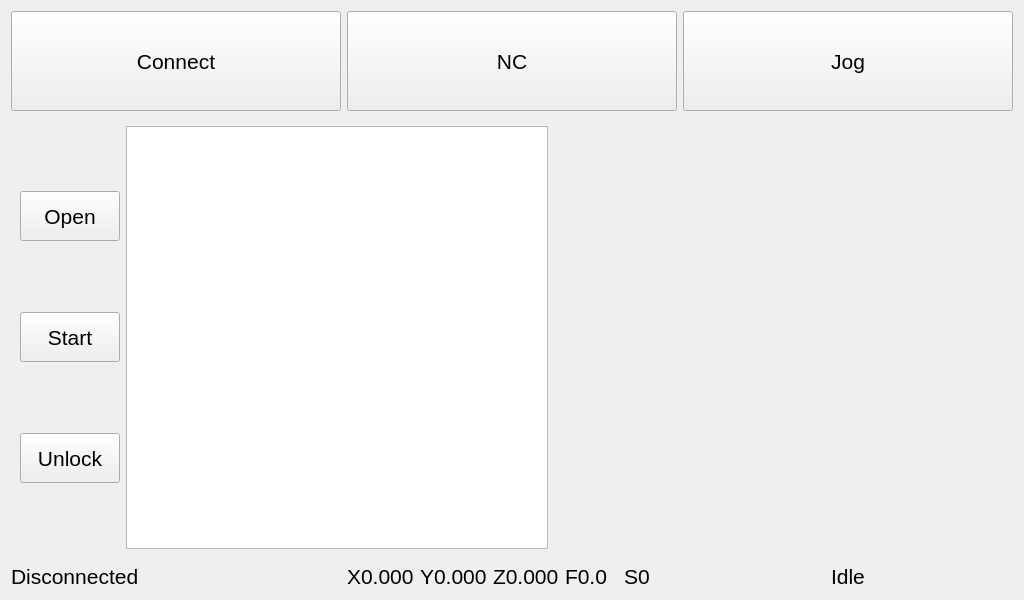
First picture: the form in views/viewMain.ui, repository Begus001/PyCncTouch, before the edit.
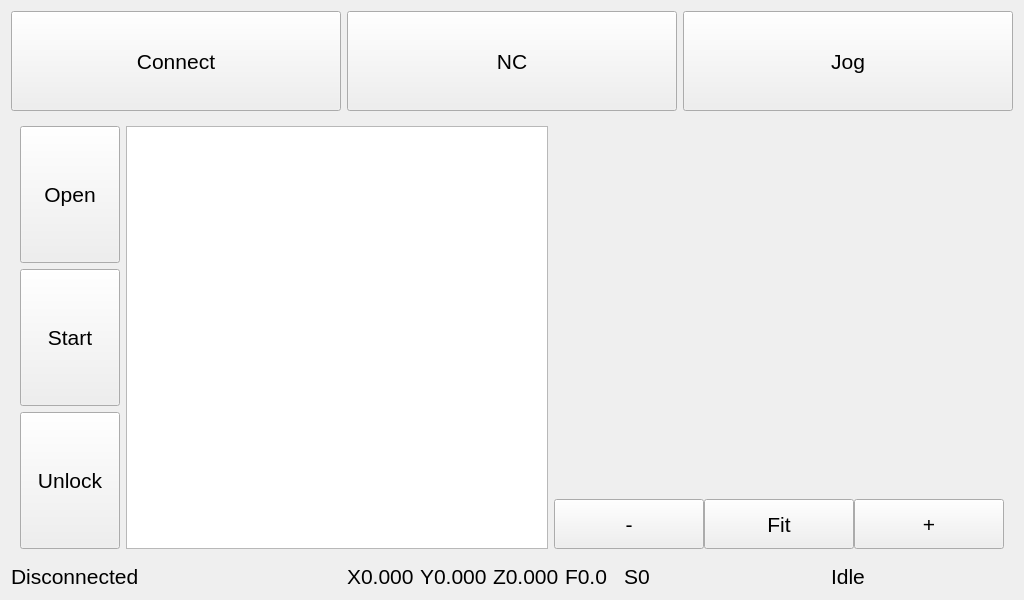
Second picture: the form after the edit. The open tabs and pages were chosen to show the change. Custom widgets are drawn as their Qt base class.

The edit to the form file:
```diff
--- a/views/viewMain.ui
+++ b/views/viewMain.ui
@@ -126,11 +126,15 @@
      <widget class="QWidget" name="pageNC">
       <layout class="QHBoxLayout" name="horizontalLayout_10">
        <item>
-        <layout class="QHBoxLayout" name="horizontalLayout_9">
-         <item>
           <layout class="QVBoxLayout" name="verticalLayout_4">
            <item>
             <widget class="QPushButton" name="btOpen">
+           <property name="sizePolicy">
+            <sizepolicy hsizetype="Minimum" vsizetype="Expanding">
+             <horstretch>0</horstretch>
+             <verstretch>0</verstretch>
+            </sizepolicy>
+           </property>
              <property name="minimumSize">
               <size>
                <width>100</width>
@@ -144,6 +148,12 @@
            </item>
            <item>
             <widget class="QPushButton" name="btStart">
+           <property name="sizePolicy">
+            <sizepolicy hsizetype="Minimum" vsizetype="Expanding">
+             <horstretch>0</horstretch>
+             <verstretch>0</verstretch>
+            </sizepolicy>
+           </property>
              <property name="minimumSize">
               <size>
                <width>100</width>
@@ -157,6 +167,12 @@
            </item>
            <item>
             <widget class="QPushButton" name="btUnlock">
+           <property name="sizePolicy">
+            <sizepolicy hsizetype="Minimum" vsizetype="Expanding">
+             <horstretch>0</horstretch>
+             <verstretch>0</verstretch>
+            </sizepolicy>
+           </property>
              <property name="minimumSize">
               <size>
                <width>100</width>
@@ -174,6 +190,8 @@
           <widget class="QListWidget" name="listGcode"/>
          </item>
          <item>
+        <layout class="QVBoxLayout" name="verticalLayout_5" stretch="1,0">
+         <item>
           <widget class="GcodeViewer" name="gcodeViewer" native="true">
            <property name="minimumSize">
             <size>
@@ -183,6 +201,52 @@
            </property>
           </widget>
          </item>
+         <item>
+          <layout class="QHBoxLayout" name="horizontalLayout_9">
+           <property name="spacing">
+            <number>0</number>
+           </property>
+           <item>
+            <widget class="QPushButton" name="btZoomOut">
+             <property name="minimumSize">
+              <size>
+               <width>0</width>
+               <height>50</height>
+              </size>
+             </property>
+             <property name="text">
+              <string>-</string>
+             </property>
+            </widget>
+           </item>
+           <item>
+            <widget class="QPushButton" name="btZoomToFit">
+             <property name="minimumSize">
+              <size>
+               <width>0</width>
+               <height>50</height>
+              </size>
+             </property>
+             <property name="text">
+              <string>Fit</string>
+             </property>
+            </widget>
+           </item>
+           <item>
+            <widget class="QPushButton" name="btZoomIn">
+             <property name="minimumSize">
+              <size>
+               <width>0</width>
+               <height>50</height>
+              </size>
+             </property>
+             <property name="text">
+              <string>+</string>
+             </property>
+            </widget>
+           </item>
+          </layout>
+         </item>
         </layout>
        </item>
       </layout>
```
Left out of the diff: 59 changed lines with no effect on the pictures. Lines whose indentation alone changed are shown as unchanged.
